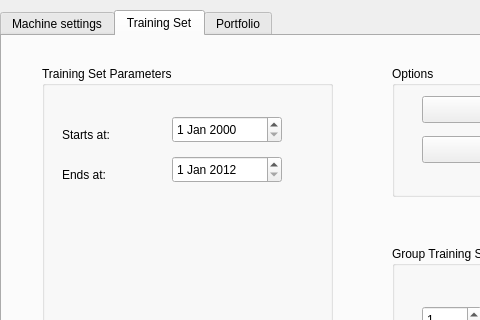
The window that MachineBenchMark/UI/Prueba1.ui (aydevosotros/MachineBenchMark) describes before a commit, drawn with Qt 5; both pictures show x 0 to 480 and y 0 to 320 of the 800 by 600 pixel window.
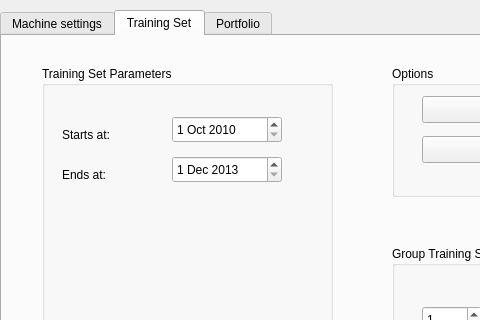
The same window after the commit. The open tabs and pages were chosen to show the change. Custom widgets are drawn as their Qt base class.

```diff
--- a/MachineBenchMark/UI/Prueba1.ui
+++ b/MachineBenchMark/UI/Prueba1.ui
@@ -174,6 +174,13 @@
          <height>27</height>
         </rect>
        </property>
+       <property name="date">
+        <date>
+         <year>2010</year>
+         <month>10</month>
+         <day>1</day>
+        </date>
+       </property>
       </widget>
       <widget class="QLabel" name="label_3">
        <property name="geometry">
@@ -212,8 +219,8 @@
        </property>
        <property name="date">
         <date>
-         <year>2012</year>
-         <month>1</month>
+         <year>2013</year>
+         <month>12</month>
          <day>1</day>
         </date>
        </property>
```
Left out of the diff: 2 changed lines with no effect on the pictures.
